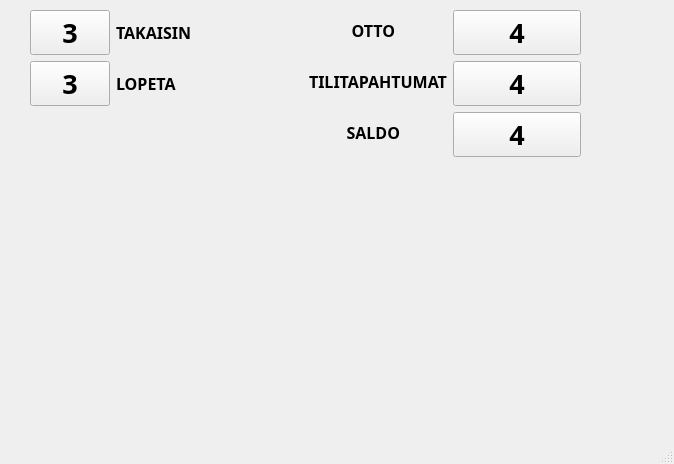
The window that bank-automat/mainwindow.ui (jaccet/MyBankSimul) describes before a commit, drawn with Qt 5.
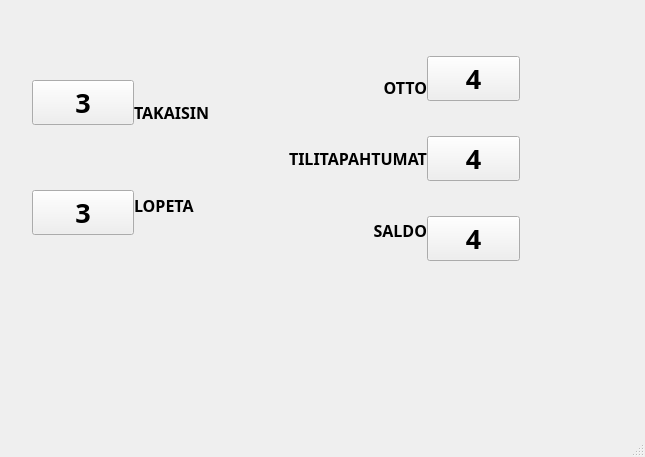
The same window after the commit. The open tabs and pages were chosen to show the change.

Commit message: bengalin tiikeri

Diff of the .ui file:
```diff
--- a/bank-automat/mainwindow.ui
+++ b/bank-automat/mainwindow.ui
@@ -6,8 +6,8 @@
    <rect>
     <x>0</x>
     <y>0</y>
-    <width>674</width>
-    <height>464</height>
+    <width>645</width>
+    <height>457</height>
    </rect>
   </property>
   <property name="windowTitle">
@@ -17,10 +17,10 @@
    <widget class="QStackedWidget" name="stackedWidget">
     <property name="geometry">
      <rect>
-      <x>20</x>
-      <y>10</y>
-      <width>621</width>
-      <height>391</height>
+      <x>9</x>
+      <y>9</y>
+      <width>520</width>
+      <height>300</height>
      </rect>
     </property>
     <property name="font">
@@ -38,19 +38,50 @@
     </property>
     <widget class="QWidget" name="aloitus"/>
     <widget class="QWidget" name="pankkisivu">
-     <widget class="QWidget" name="horizontalLayoutWidget">
-      <property name="geometry">
-       <rect>
-        <x>10</x>
-        <y>0</y>
-        <width>551</width>
-        <height>381</height>
-       </rect>
-      </property>
+     <layout class="QVBoxLayout" name="verticalLayout_5">
+      <item>
+       <layout class="QHBoxLayout" name="horizontalLayout_4">
+        <property name="spacing">
+         <number>40</number>
+        </property>
+        <property name="leftMargin">
+         <number>0</number>
+        </property>
+        <item>
       <layout class="QHBoxLayout" name="horizontalLayout">
+          <property name="spacing">
+           <number>0</number>
+          </property>
+          <property name="leftMargin">
+           <number>0</number>
+          </property>
+          <property name="topMargin">
+           <number>0</number>
+          </property>
+          <property name="rightMargin">
+           <number>0</number>
+          </property>
+          <property name="bottomMargin">
+           <number>0</number>
+          </property>
        <item>
-        <layout class="QFormLayout" name="formLayout">
-         <item row="0" column="0">
+           <layout class="QVBoxLayout" name="verticalLayout_4">
+            <property name="spacing">
+             <number>41</number>
+            </property>
+            <property name="leftMargin">
+             <number>14</number>
+            </property>
+            <property name="topMargin">
+             <number>0</number>
+            </property>
+            <property name="rightMargin">
+             <number>0</number>
+            </property>
+            <property name="bottomMargin">
+             <number>0</number>
+            </property>
+            <item>
           <widget class="QPushButton" name="TAKAISIN_BT">
            <property name="font">
             <font>
@@ -65,9 +96,51 @@
            <property name="text">
             <string>3</string>
            </property>
-          </widget>
-         </item>
-         <item row="0" column="1">
+              <property name="iconSize">
+               <size>
+                <width>16</width>
+                <height>16</height>
+               </size>
+              </property>
+             </widget>
+            </item>
+            <item>
+             <widget class="QPushButton" name="LOPETA_BT">
+              <property name="font">
+               <font>
+                <family>Webdings</family>
+                <pointsize>20</pointsize>
+                <bold>true</bold>
+               </font>
+              </property>
+              <property name="cursor">
+               <cursorShape>PointingHandCursor</cursorShape>
+              </property>
+              <property name="text">
+               <string>3</string>
+              </property>
+             </widget>
+            </item>
+           </layout>
+          </item>
+          <item>
+           <layout class="QVBoxLayout" name="verticalLayout_3">
+            <property name="spacing">
+             <number>0</number>
+            </property>
+            <property name="leftMargin">
+             <number>0</number>
+            </property>
+            <property name="topMargin">
+             <number>10</number>
+            </property>
+            <property name="rightMargin">
+             <number>10</number>
+            </property>
+            <property name="bottomMargin">
+             <number>9</number>
+            </property>
+            <item>
           <widget class="QLabel" name="TAKAISIN_LB">
            <property name="font">
             <font>
@@ -81,24 +154,7 @@
            </property>
           </widget>
          </item>
-         <item row="1" column="0">
-          <widget class="QPushButton" name="LOPETA_BT">
-           <property name="font">
-            <font>
-             <family>Webdings</family>
-             <pointsize>20</pointsize>
-             <bold>true</bold>
-            </font>
-           </property>
-           <property name="cursor">
-            <cursorShape>PointingHandCursor</cursorShape>
-           </property>
-           <property name="text">
-            <string>3</string>
-           </property>
-          </widget>
-         </item>
-         <item row="1" column="1">
+            <item>
           <widget class="QLabel" name="LOPETA_LB">
            <property name="font">
             <font>
@@ -107,33 +163,32 @@
              <bold>true</bold>
             </font>
            </property>
+              <property name="layoutDirection">
+               <enum>Qt::LeftToRight</enum>
+              </property>
            <property name="text">
             <string>LOPETA</string>
            </property>
+              <property name="textFormat">
+               <enum>Qt::PlainText</enum>
+              </property>
           </widget>
          </item>
         </layout>
        </item>
+         </layout>
+        </item>
        <item>
-        <layout class="QFormLayout" name="formLayout_2">
-         <item row="0" column="1">
-          <widget class="QPushButton" name="OTTO_BT">
-           <property name="font">
-            <font>
-             <family>Webdings</family>
-             <pointsize>20</pointsize>
-             <bold>true</bold>
-            </font>
-           </property>
-           <property name="cursor">
-            <cursorShape>PointingHandCursor</cursorShape>
-           </property>
-           <property name="text">
-            <string>4</string>
-           </property>
-          </widget>
-         </item>
-         <item row="0" column="0">
+         <layout class="QHBoxLayout" name="horizontalLayout_3">
+          <property name="spacing">
+           <number>0</number>
+          </property>
+          <item>
+           <layout class="QVBoxLayout" name="verticalLayout_7">
+            <property name="spacing">
+             <number>10</number>
+            </property>
+            <item>
           <widget class="QLabel" name="OTTO_LB">
            <property name="maximumSize">
             <size>
@@ -159,7 +214,7 @@
            </property>
           </widget>
          </item>
-         <item row="1" column="0">
+            <item>
           <widget class="QLabel" name="TILITAPAHTUMAT_LB">
            <property name="font">
             <font>
@@ -179,24 +234,7 @@
            </property>
           </widget>
          </item>
-         <item row="1" column="1">
-          <widget class="QPushButton" name="TILITAPAHTUMAT_BT">
-           <property name="font">
-            <font>
-             <family>Webdings</family>
-             <pointsize>20</pointsize>
-             <bold>true</bold>
-            </font>
-           </property>
-           <property name="cursor">
-            <cursorShape>PointingHandCursor</cursorShape>
-           </property>
-           <property name="text">
-            <string>4</string>
-           </property>
-          </widget>
-         </item>
-         <item row="2" column="0">
+            <item>
           <widget class="QLabel" name="SALDO_LB">
            <property name="font">
             <font>
@@ -216,7 +254,57 @@
            </property>
           </widget>
          </item>
-         <item row="2" column="1">
+           </layout>
+          </item>
+          <item>
+           <layout class="QVBoxLayout" name="verticalLayout_6">
+            <property name="spacing">
+             <number>35</number>
+            </property>
+            <property name="leftMargin">
+             <number>0</number>
+            </property>
+            <property name="topMargin">
+             <number>0</number>
+            </property>
+            <property name="rightMargin">
+             <number>0</number>
+            </property>
+            <item>
+             <widget class="QPushButton" name="OTTO_BT">
+              <property name="font">
+               <font>
+                <family>Webdings</family>
+                <pointsize>20</pointsize>
+                <bold>true</bold>
+               </font>
+              </property>
+              <property name="cursor">
+               <cursorShape>PointingHandCursor</cursorShape>
+              </property>
+              <property name="text">
+               <string>4</string>
+              </property>
+             </widget>
+            </item>
+            <item>
+             <widget class="QPushButton" name="TILITAPAHTUMAT_BT">
+              <property name="font">
+               <font>
+                <family>Webdings</family>
+                <pointsize>20</pointsize>
+                <bold>true</bold>
+               </font>
+              </property>
+              <property name="cursor">
+               <cursorShape>PointingHandCursor</cursorShape>
+              </property>
+              <property name="text">
+               <string>4</string>
+              </property>
+             </widget>
+            </item>
+            <item>
           <widget class="QPushButton" name="SALDO_BT">
            <property name="font">
             <font>
@@ -236,7 +324,10 @@
         </layout>
        </item>
       </layout>
-     </widget>
+        </item>
+       </layout>
+      </item>
+     </layout>
     </widget>
     <widget class="QWidget" name="Otto">
      <widget class="QLabel" name="label_5">
```
Left out of the diff: 271 changed lines with no effect on the pictures. Lines whose indentation alone changed are shown as unchanged.
